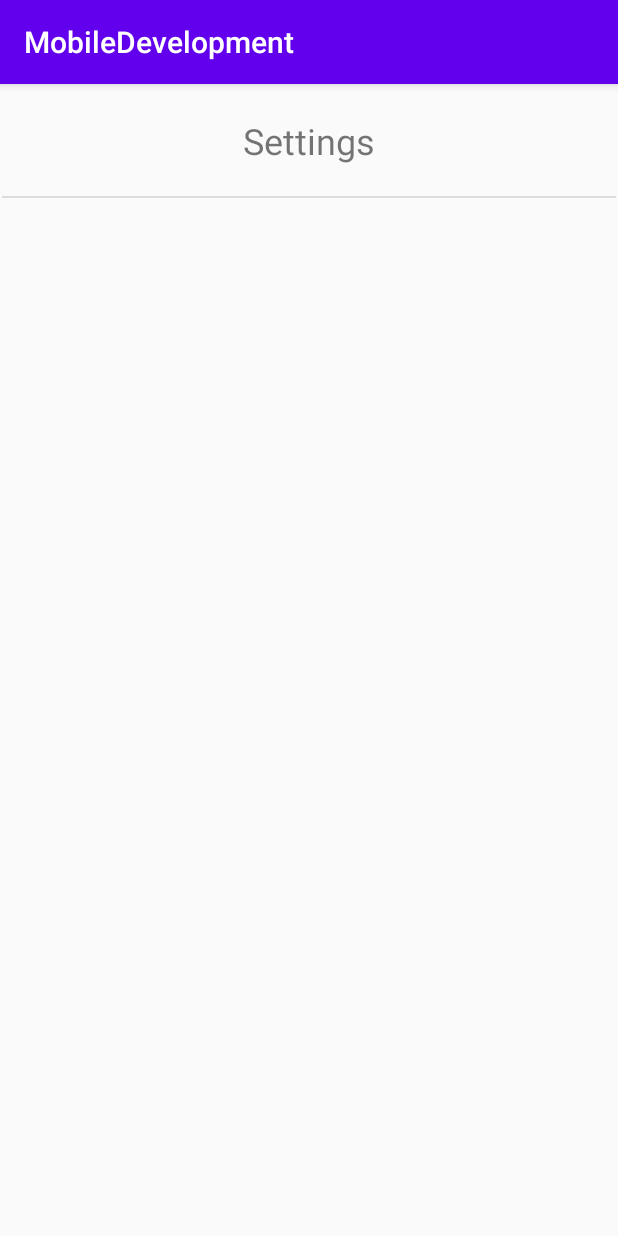
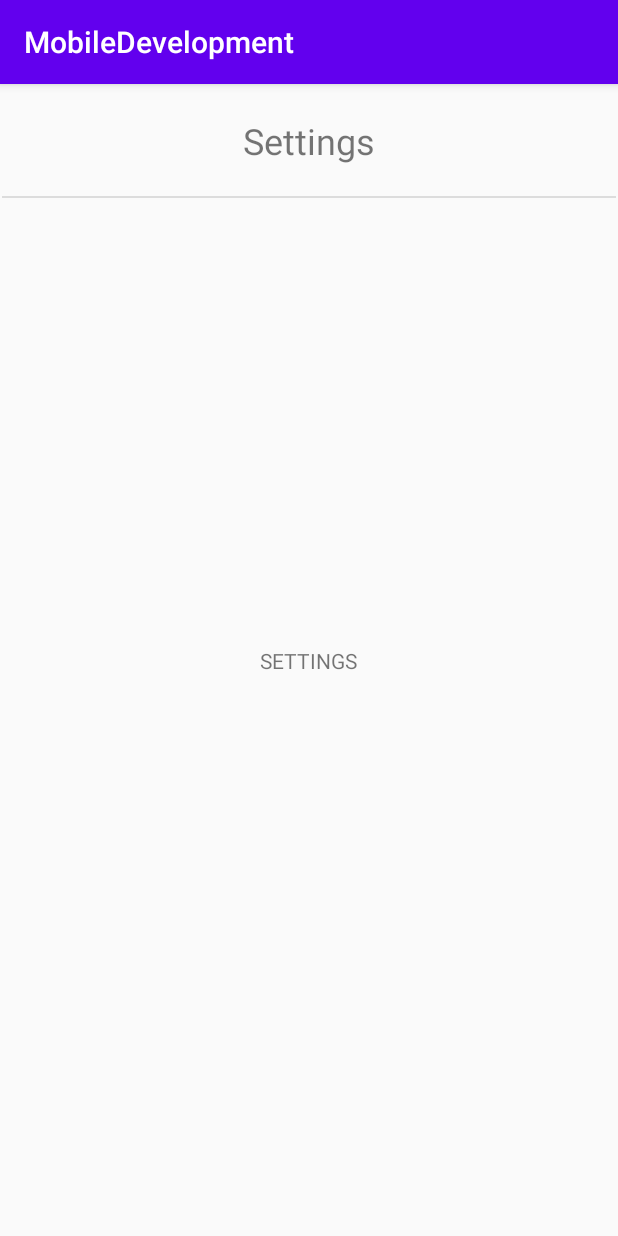
Before and after one commit to AlfianSanjaya/MobileDevelopmentProject, an Android app: the Settings screen opened directly, with no data from a screen before it, on a phone screen of 412 x 824 dp. Run offline under Robolectric (Android 15) with nearby library versions, the phone set to English and light mode, and no system bars.

Commit message:
Added TextViews in Library and Settings

```diff
--- a/app/src/main/java/com/example/mobiledevelopment/MainActivity.java
+++ b/app/src/main/java/com/example/mobiledevelopment/MainActivity.java
@@ -19,11 +19,6 @@ public class MainActivity extends AppCompatActivity {
     public void LaunchSecondActivity(View view) {
         Intent intent = new Intent(this, Settings.class);
         startActivity(intent);
-        // Get text from EditText as a string
-        //String message = mMessageEditText.getText().toString();
-        // Add that string to the Intent as an extra with the EXTRA_MESSAGE constant as the key and the string as the value
-        //intent.putExtra(EXTRA_MESSAGE, message);
-        //startActivityForResult(intent);
     }
 
     public void LaunchBibActivity(View view) {
--- a/app/src/main/res/layout/activity_settings.xml
+++ b/app/src/main/res/layout/activity_settings.xml
@@ -29,4 +29,14 @@
         app:layout_constraintStart_toStartOf="parent"
         app:layout_constraintTop_toBottomOf="@+id/SettingsBar" />
 
+    <TextView
+        android:id="@+id/textView3"
+        android:layout_width="wrap_content"
+        android:layout_height="wrap_content"
+        android:text="SETTINGS"
+        app:layout_constraintBottom_toBottomOf="parent"
+        app:layout_constraintEnd_toEndOf="parent"
+        app:layout_constraintStart_toStartOf="parent"
+        app:layout_constraintTop_toTopOf="parent" />
+
 </androidx.constraintlayout.widget.ConstraintLayout>
```
Also changed, not shown: app/src/main/res/layout/activity_bib.xml (+10 -0 lines).
